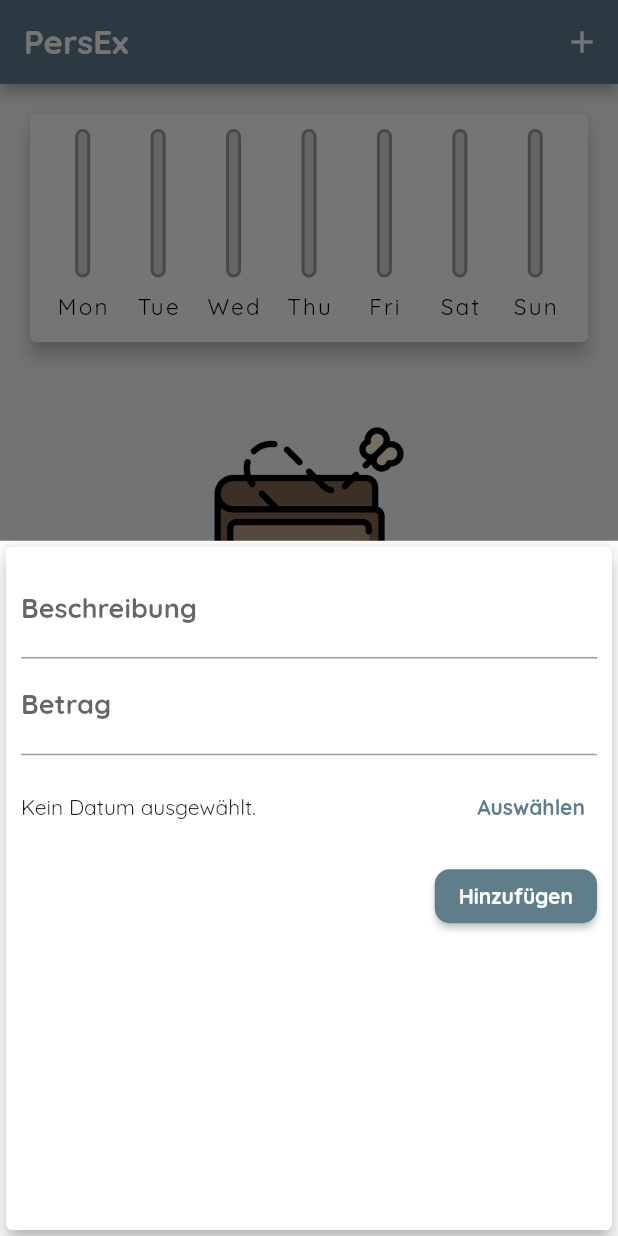
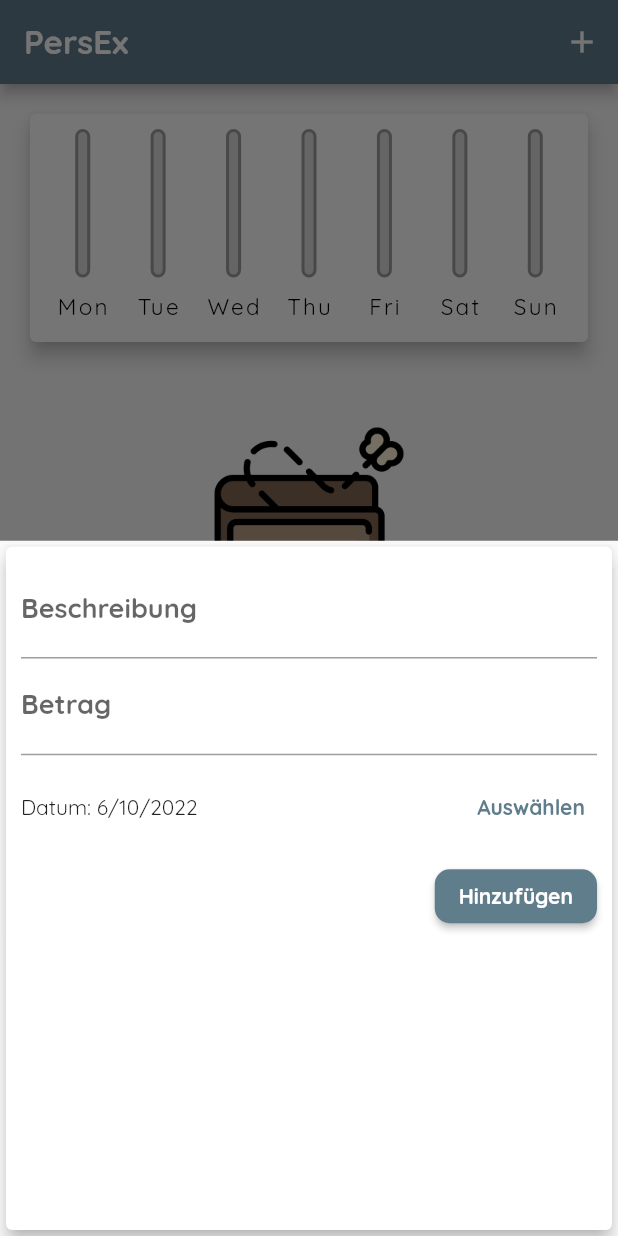
Before and after one commit to Totemi1324/personal_expenses, a Flutter app: the screen it shows after launch, after a tap on the "add" icon, on a phone screen of 412 x 824 dp. Run offline on Flutter 3.47's test engine with Material 2 defaults, Android fonts, the phone set to English and light mode, and no system bars.

Commit message:
Add small quality-of-life changes

```diff
--- a/lib/widgets/new_transaction_form.dart
+++ b/lib/widgets/new_transaction_form.dart
@@ -13,7 +13,7 @@ class NewTransactionForm extends StatefulWidget {
 class _NewTransactionFormState extends State<NewTransactionForm> {
   final _descriptionController = TextEditingController();
   final _amountController = TextEditingController();
-  DateTime? _selectedDate;
+  DateTime _selectedDate = DateTime.now();
 
   void _onSubmitData(BuildContext buildContext) {
     final enteredDescription = _descriptionController.text;
```
